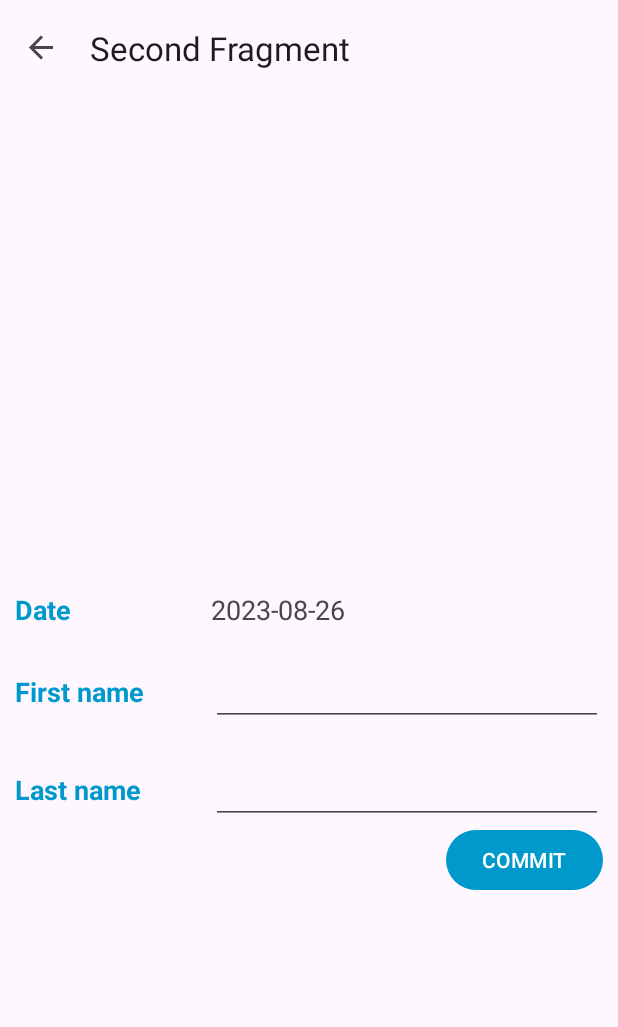
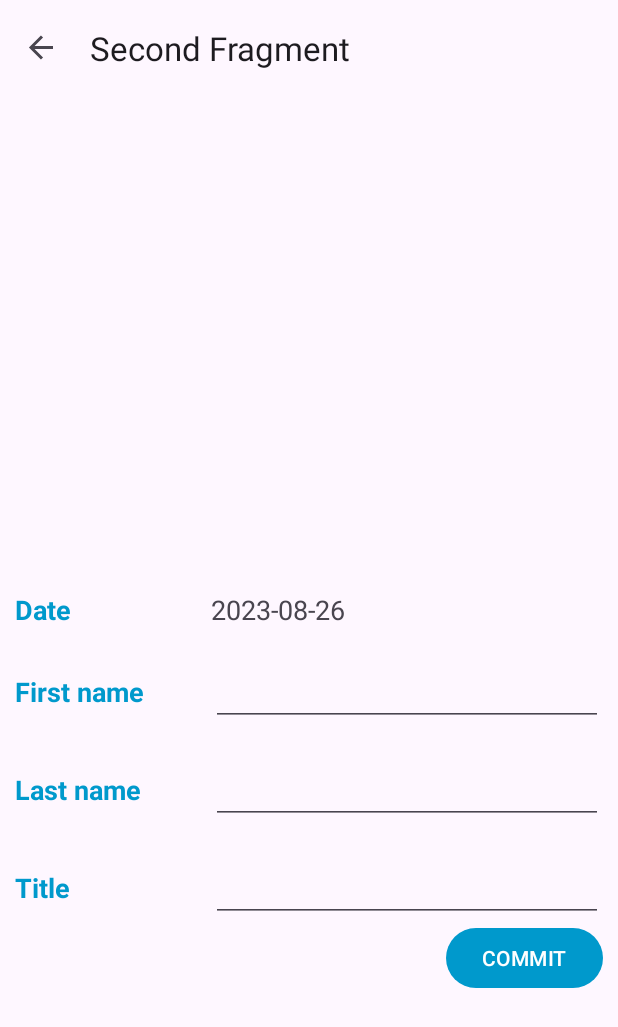
Before and after one commit to ggeralt/pppk-projekt, an Android app: the screen it shows after launch (MainActivity), after a tap on an icon or button, on a phone screen of 412 x 824 dp. Shown: the top 1027 px of the screen. Run offline under Robolectric (Android 15) with nearby library versions, the phone set to English and light mode, and no system bars; our stand-ins replace Picasso, Room's generated code, navigation-ui; libraries missing offline, so code that uses them is left out: jp.wasabeef.picasso; 1 statement that could not run was skipped.

Commit message:
twentythird commit

```diff
--- a/AndroidPeopleManager/app/build.gradle
+++ b/AndroidPeopleManager/app/build.gradle
@@ -16,6 +16,12 @@ android {
         versionName "1.0"
 
         testInstrumentationRunner "androidx.test.runner.AndroidJUnitRunner"
+
+        javaCompileOptions {
+            annotationProcessorOptions {
+                arguments += ["room.schemaLocation": "$projectDir/schemas".toString()]
+            }
+        }
     }
 
     buildTypes {
--- a/AndroidPeopleManager/app/src/main/java/hr/algebra/peoplemanager/SecondFragment.kt
+++ b/AndroidPeopleManager/app/src/main/java/hr/algebra/peoplemanager/SecondFragment.kt
@@ -90,6 +90,7 @@ class SecondFragment : Fragment() {
         binding.tvDate.text = person.birthDate.format(DateTimeFormatter.ISO_DATE)
         binding.etFirstName.setText(person.firstName ?: "")
         binding.etLastName.setText(person.lastName ?: "")
+        binding.etTitle.setText(person.title ?: "")
     }
 
     private fun setupListeners() {
@@ -126,6 +127,18 @@ class SecondFragment : Fragment() {
             }
 
             override fun afterTextChanged(p0: Editable?) {}
+        })
+
+        binding.etTitle.addTextChangedListener(object : TextWatcher {
+            override fun beforeTextChanged(p0: CharSequence?, p1: Int, p2: Int, p3: Int) {
+            }
+
+            override fun onTextChanged(text: CharSequence?, p1: Int, p2: Int, p3: Int) {
+                person.title = text?.toString()?.trim()
+            }
+
+            override fun afterTextChanged(p0: Editable?) {
+            }
         })
     }
 
@@ -181,7 +194,8 @@ class SecondFragment : Fragment() {
 
         arrayOf(
             binding.etFirstName,
-            binding.etLastName
+            binding.etLastName,
+            binding.etTitle
         ).forEach {
             if (it.text.trim().isBlank()) {
                 it.error = "Please insert"
--- a/AndroidPeopleManager/app/src/main/java/hr/algebra/peoplemanager/dao/Person.kt
+++ b/AndroidPeopleManager/app/src/main/java/hr/algebra/peoplemanager/dao/Person.kt
@@ -10,6 +10,7 @@ data class Person(
     var _id: Long? = null,
     var firstName: String? = null,
     var lastName: String? = null,
+    var title: String? = null,
     var picturePath: String? = null,
     var birthDate: LocalDate = LocalDate.now()
 ) {
--- a/AndroidPeopleManager/app/src/main/java/hr/algebra/peoplemanager/dao/PersonDatabase.kt
+++ b/AndroidPeopleManager/app/src/main/java/hr/algebra/peoplemanager/dao/PersonDatabase.kt
@@ -1,12 +1,13 @@
 package hr.algebra.peoplemanager.dao
 
 import android.content.Context
+import androidx.room.AutoMigration
 import androidx.room.Database
 import androidx.room.Room
 import androidx.room.RoomDatabase
 import androidx.room.TypeConverters
 
-@Database(entities = [Person::class], version = 1, exportSchema = false)
+@Database(entities = [Person::class], version = 2, exportSchema = true, autoMigrations = [AutoMigration(from = 1, to = 2)])
 @TypeConverters(DateConverter::class)
 abstract class PeopleDatabase : RoomDatabase() {
     abstract fun personDao() : PersonDao
--- a/AndroidPeopleManager/app/src/main/res/layout/fragment_second.xml
+++ b/AndroidPeopleManager/app/src/main/res/layout/fragment_second.xml
@@ -90,6 +90,30 @@
 
         </LinearLayout>
 
+        <LinearLayout
+            android:layout_width="match_parent"
+            android:layout_height="wrap_content"
+            android:layout_marginTop="@dimen/edit_margin_top">
+
+            <TextView
+                android:layout_width="0dp"
+                android:layout_height="wrap_content"
+                android:layout_weight="1"
+                android:textStyle="bold"
+                android:textSize="@dimen/edit_text_size"
+                android:text="@string/title"
+                android:textColor="?colorPrimary" />
+
+            <EditText
+                android:id="@+id/etTitle"
+                android:layout_width="0dp"
+                android:layout_height="wrap_content"
+                android:layout_weight="2"
+                android:textSize="@dimen/edit_text_size"
+                tools:text="Title" />
+
+        </LinearLayout>
+
         <Button
             android:id="@+id/btnCommit"
             android:layout_width="wrap_content"
--- a/AndroidPeopleManager/app/src/main/res/values/strings.xml
+++ b/AndroidPeopleManager/app/src/main/res/values/strings.xml
@@ -47,4 +47,5 @@
     <string name="first_name">First name</string>
     <string name="last_name">Last name</string>
     <string name="commit">COMMIT</string>
+    <string name="title">Title</string>
 </resources>
```
Also changed, not shown: 2 other files.
